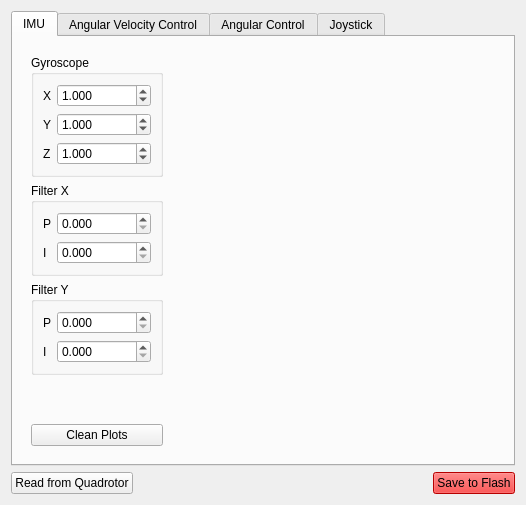
First picture: the form in qDebug/configquadrotor.ui, repository lcasassa/Quadrotor-UTFSM, before the edit.
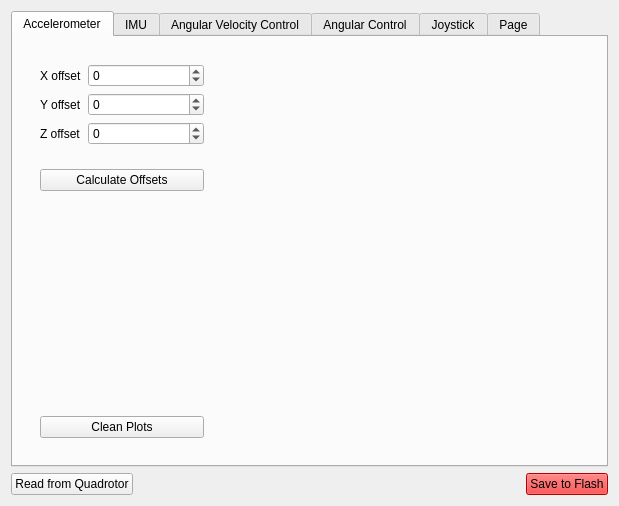
Second picture: the form after the edit. The open tabs and pages were chosen to show the change. Custom widgets are drawn as their Qt base class.

Commit message: Bugfix: flash_.c does not save well some data. New graphics of accelerometer Accelerometer now has an offset

```diff
--- a/qDebug/configquadrotor.ui
+++ b/qDebug/configquadrotor.ui
@@ -6,8 +6,8 @@
    <rect>
     <x>0</x>
     <y>0</y>
-    <width>522</width>
-    <height>505</height>
+    <width>619</width>
+    <height>506</height>
    </rect>
   </property>
   <property name="windowTitle">
@@ -31,6 +31,163 @@
      <property name="currentIndex">
       <number>0</number>
      </property>
+     <widget class="QWidget" name="tab_3">
+      <attribute name="title">
+       <string>Accelerometer</string>
+      </attribute>
+      <layout class="QHBoxLayout" name="horizontalLayout_7">
+       <item>
+        <widget class="QWidget" name="widget_9" native="true">
+         <property name="sizePolicy">
+          <sizepolicy hsizetype="Preferred" vsizetype="Preferred">
+           <horstretch>0</horstretch>
+           <verstretch>0</verstretch>
+          </sizepolicy>
+         </property>
+         <property name="minimumSize">
+          <size>
+           <width>200</width>
+           <height>0</height>
+          </size>
+         </property>
+         <property name="maximumSize">
+          <size>
+           <width>200</width>
+           <height>16777215</height>
+          </size>
+         </property>
+         <layout class="QVBoxLayout" name="verticalLayout_16">
+          <item>
+           <widget class="QWidget" name="widget_22" native="true">
+            <layout class="QFormLayout" name="formLayout_9">
+             <property name="fieldGrowthPolicy">
+              <enum>QFormLayout::AllNonFixedFieldsGrow</enum>
+             </property>
+             <item row="0" column="0">
+              <widget class="QLabel" name="label_24">
+               <property name="text">
+                <string>X offset</string>
+               </property>
+              </widget>
+             </item>
+             <item row="0" column="1">
+              <widget class="QSpinBox" name="spinBox_acelerometer_x_offset">
+               <property name="minimum">
+                <number>-300</number>
+               </property>
+               <property name="maximum">
+                <number>300</number>
+               </property>
+              </widget>
+             </item>
+             <item row="1" column="0">
+              <widget class="QLabel" name="label_25">
+               <property name="text">
+                <string>Y offset</string>
+               </property>
+              </widget>
+             </item>
+             <item row="1" column="1">
+              <widget class="QSpinBox" name="spinBox_acelerometer_y_offset">
+               <property name="minimum">
+                <number>-300</number>
+               </property>
+               <property name="maximum">
+                <number>300</number>
+               </property>
+              </widget>
+             </item>
+             <item row="2" column="0">
+              <widget class="QLabel" name="label_26">
+               <property name="text">
+                <string>Z offset</string>
+               </property>
+              </widget>
+             </item>
+             <item row="2" column="1">
+              <widget class="QSpinBox" name="spinBox_acelerometer_z_offset">
+               <property name="minimum">
+                <number>-300</number>
+               </property>
+               <property name="maximum">
+                <number>300</number>
+               </property>
+              </widget>
+             </item>
+            </layout>
+           </widget>
+          </item>
+          <item>
+           <widget class="QWidget" name="widget_24" native="true">
+            <layout class="QVBoxLayout" name="verticalLayout_20">
+             <item>
+              <widget class="QPushButton" name="pushButton_calculate_offsets">
+               <property name="text">
+                <string>Calculate Offsets</string>
+               </property>
+              </widget>
+             </item>
+            </layout>
+           </widget>
+          </item>
+          <item>
+           <spacer name="verticalSpacer_5">
+            <property name="orientation">
+             <enum>Qt::Vertical</enum>
+            </property>
+            <property name="sizeHint" stdset="0">
+             <size>
+              <width>20</width>
+              <height>40</height>
+             </size>
+            </property>
+           </spacer>
+          </item>
+          <item>
+           <widget class="QWidget" name="widget_23" native="true">
+            <layout class="QVBoxLayout" name="verticalLayout_19">
+             <item>
+              <widget class="QPushButton" name="pushButton_accelerometer_cleanPlots">
+               <property name="text">
+                <string>Clean Plots</string>
+               </property>
+              </widget>
+             </item>
+            </layout>
+           </widget>
+          </item>
+         </layout>
+        </widget>
+       </item>
+       <item>
+        <widget class="QWidget" name="widget_11" native="true">
+         <property name="sizePolicy">
+          <sizepolicy hsizetype="Expanding" vsizetype="Preferred">
+           <horstretch>0</horstretch>
+           <verstretch>0</verstretch>
+          </sizepolicy>
+         </property>
+         <property name="minimumSize">
+          <size>
+           <width>200</width>
+           <height>0</height>
+          </size>
+         </property>
+         <layout class="QVBoxLayout" name="verticalLayout_17">
+          <item>
+           <widget class="Plot" name="widget_plot_accelerometer_up" native="true"/>
+          </item>
+          <item>
+           <widget class="Plot" name="widget_plot_accelerometer_mid" native="true"/>
+          </item>
+          <item>
+           <widget class="Plot" name="widget_plot_accelerometer_down" native="true"/>
+          </item>
+         </layout>
+        </widget>
+       </item>
+      </layout>
+     </widget>
      <widget class="QWidget" name="imu">
       <attribute name="title">
        <string>IMU</string>
@@ -1128,6 +1285,37 @@
        </item>
       </layout>
      </widget>
+     <widget class="QWidget" name="tab_4">
+      <attribute name="title">
+       <string>Page</string>
+      </attribute>
+      <widget class="QWidget" name="widget_8" native="true">
+       <property name="geometry">
+        <rect>
+         <x>250</x>
+         <y>160</y>
+         <width>182</width>
+         <height>78</height>
+        </rect>
+       </property>
+       <layout class="QVBoxLayout" name="verticalLayout_18">
+        <item>
+         <widget class="QLineEdit" name="lineEdit_recordIMU">
+          <property name="text">
+           <string>data.cvs</string>
+          </property>
+         </widget>
+        </item>
+        <item>
+         <widget class="QPushButton" name="pushButton_recordIMU">
+          <property name="text">
+           <string>Start</string>
+          </property>
+         </widget>
+        </item>
+       </layout>
+      </widget>
+     </widget>
     </widget>
    </item>
    <item>
```
Left out of the diff: 82 changed lines with no effect on the pictures. The commit also changes 12 other files.
